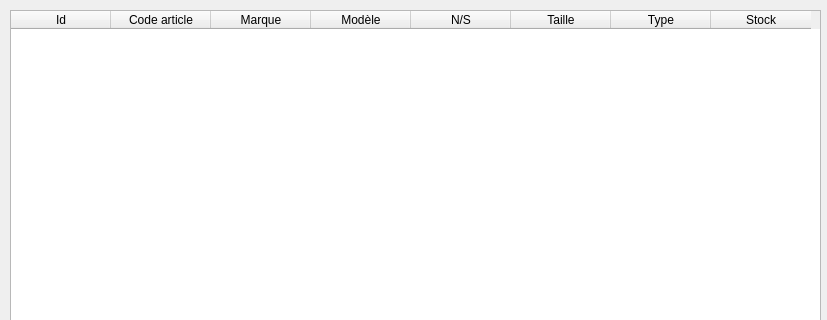
Before: the Qt Designer form view/stockView.ui in GruberAdam/Sploks, drawn with Qt 5; both pictures show x 0 to 827 and y 0 to 320 of the 827 by 550 pixel window.
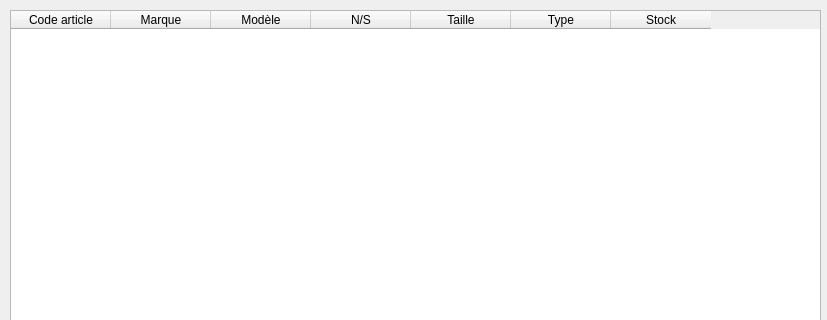
After: the same form once the commit is applied.

What changed in the file:
```diff
--- a/view/stockView.ui
+++ b/view/stockView.ui
@@ -26,11 +26,6 @@
     <property name="locale">
      <locale language="French" country="Switzerland"/>
     </property>
-    <column>
-     <property name="text">
-      <string>Id</string>
-     </property>
-    </column>
     <column>
      <property name="text">
       <string>Code article</string>
```
